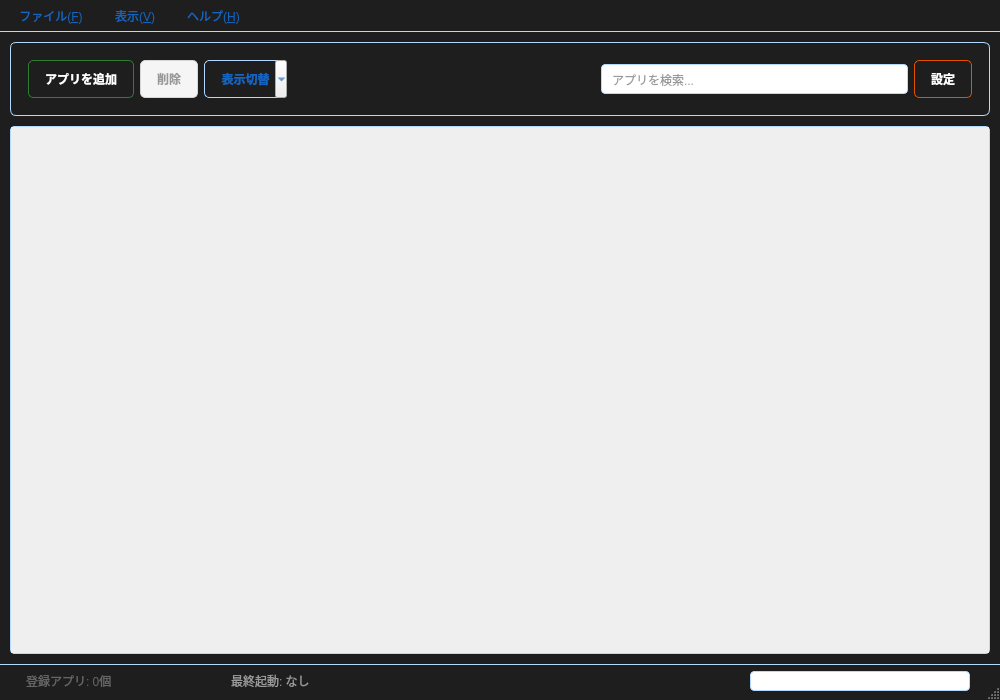
This is mainwindow.ui in SumihisaYutani/GameLancher as Qt 5 draws it before an edit. The edited form follows.
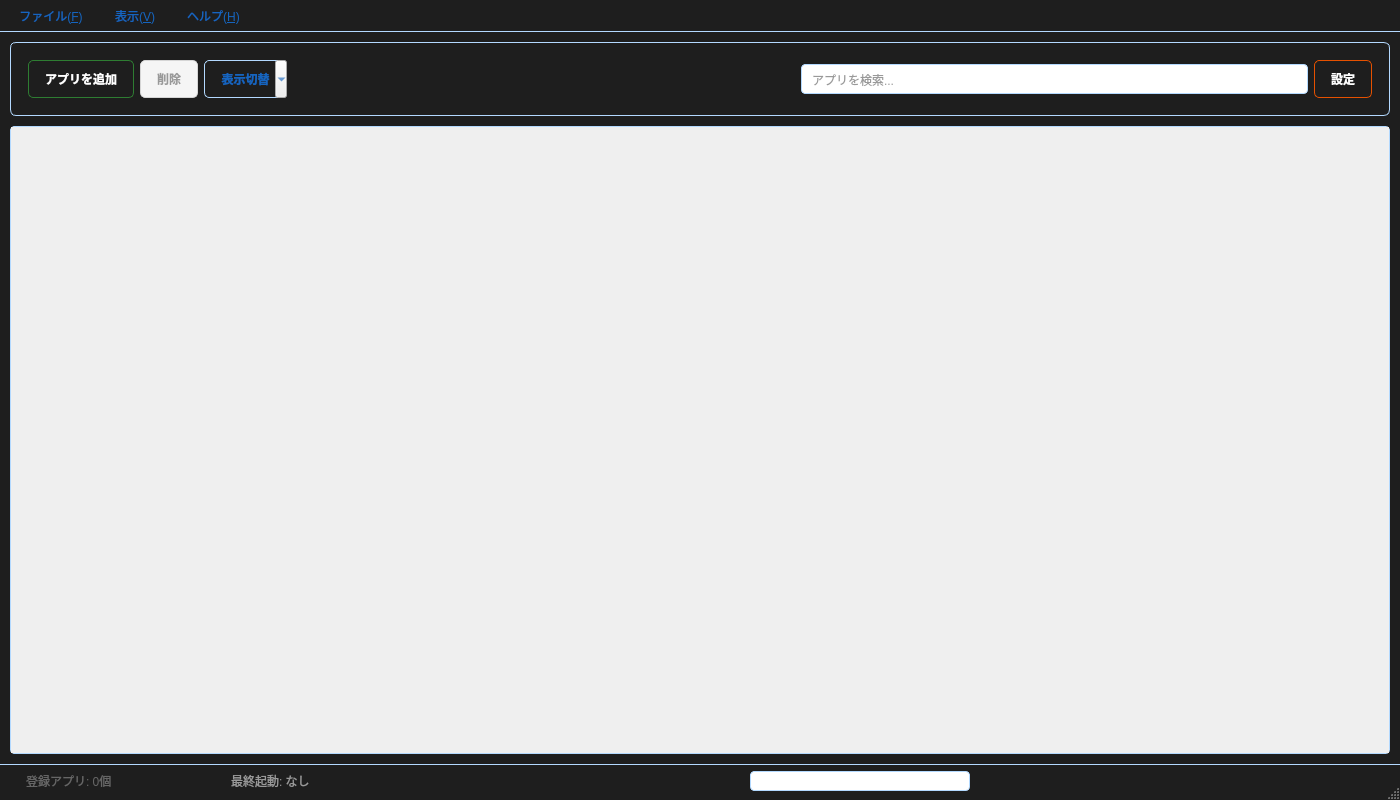
This is the edited form. Icons and pictures are not drawn.

The edit to the form file:
```diff
--- a/mainwindow.ui
+++ b/mainwindow.ui
@@ -6,8 +6,8 @@
    <rect>
     <x>0</x>
     <y>0</y>
-    <width>1000</width>
-    <height>700</height>
+    <width>1400</width>
+    <height>800</height>
    </rect>
   </property>
   <property name="font">
@@ -376,11 +376,23 @@
             <rect>
              <x>0</x>
              <y>0</y>
-             <width>978</width>
-             <height>527</height>
+             <width>1378</width>
+             <height>627</height>
             </rect>
            </property>
-           <layout class="QGridLayout" name="gridLayout">
+           <layout class="QGridLayout" name="appGridLayout">
+            <property name="leftMargin">
+             <number>15</number>
+            </property>
+            <property name="topMargin">
+             <number>15</number>
+            </property>
+            <property name="rightMargin">
+             <number>15</number>
+            </property>
+            <property name="bottomMargin">
+             <number>15</number>
+            </property>
             <property name="spacing">
              <number>15</number>
             </property>
@@ -504,7 +516,7 @@
     <rect>
      <x>0</x>
      <y>0</y>
-     <width>1000</width>
+     <width>1400</width>
      <height>31</height>
     </rect>
    </property>
```
Left out of the diff: 13 changed lines with no effect on the pictures.
